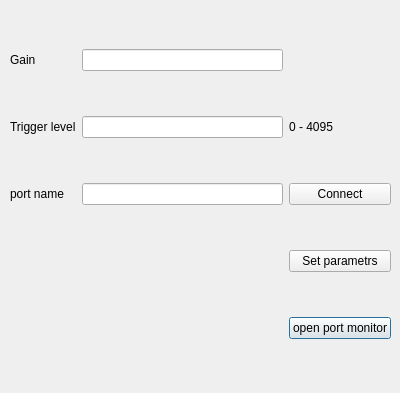
Old version of the form InterfaceOnOyqt5/settingsWindow.ui in the repository mikhail-7975/New_4PI_CYTOMETR.
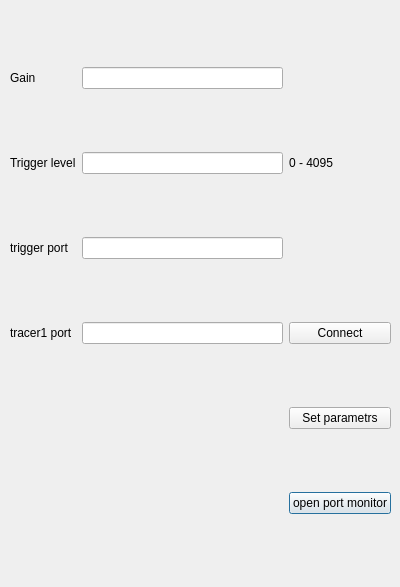
New version of the form.

What changed in the file:
```diff
--- a/InterfaceOnOyqt5/settingsWindow.ui
+++ b/InterfaceOnOyqt5/settingsWindow.ui
@@ -7,7 +7,7 @@
     <x>0</x>
     <y>0</y>
     <width>400</width>
-    <height>393</height>
+    <height>587</height>
    </rect>
   </property>
   <property name="windowTitle">
@@ -19,31 +19,34 @@
      <x>10</x>
      <y>10</y>
      <width>381</width>
-     <height>371</height>
+     <height>561</height>
     </rect>
    </property>
    <layout class="QGridLayout" name="gridLayout">
-    <item row="4" column="3">
-     <widget class="QPushButton" name="portMonitorPushButton">
+    <item row="2" column="0">
+     <widget class="QLabel" name="portNameLabel">
       <property name="text">
-       <string>open port monitor</string>
+       <string>trigger port</string>
       </property>
      </widget>
     </item>
-    <item row="3" column="3">
-     <widget class="QPushButton" name="setParamsPushButton">
-      <property name="text">
-       <string>Set parametrs</string>
-      </property>
-     </widget>
+    <item row="2" column="2">
+     <widget class="QLineEdit" name="triggerPortNameLineEdit"/>
     </item>
-    <item row="3" column="2">
+    <item row="5" column="2">
      <widget class="QLabel" name="showStatusLabel">
       <property name="text">
        <string/>
       </property>
      </widget>
     </item>
+    <item row="6" column="3">
+     <widget class="QPushButton" name="portMonitorPushButton">
+      <property name="text">
+       <string>open port monitor</string>
+      </property>
+     </widget>
+    </item>
     <item row="1" column="3">
      <widget class="QLabel" name="label_3">
       <property name="text">
@@ -58,6 +61,19 @@
       </property>
      </widget>
     </item>
+    <item row="5" column="3">
+     <widget class="QPushButton" name="setParamsPushButton">
+      <property name="text">
+       <string>Set parametrs</string>
+      </property>
+     </widget>
+    </item>
+    <item row="1" column="2">
+     <widget class="QLineEdit" name="triggerLowLineEdit"/>
+    </item>
+    <item row="0" column="2">
+     <widget class="QLineEdit" name="GainLineEdit"/>
+    </item>
     <item row="1" column="0">
      <widget class="QLabel" name="triggerLabel">
       <property name="text">
@@ -65,23 +81,17 @@
       </property>
      </widget>
     </item>
-    <item row="0" column="2">
-     <widget class="QLineEdit" name="GainLineEdit"/>
-    </item>
-    <item row="1" column="2">
-     <widget class="QLineEdit" name="triggerLowLineEdit"/>
-    </item>
-    <item row="2" column="2">
-     <widget class="QLineEdit" name="portNameLineEdit"/>
-    </item>
-    <item row="2" column="0">
-     <widget class="QLabel" name="portNameLabel">
+    <item row="3" column="0">
+     <widget class="QLabel" name="label">
       <property name="text">
-       <string>port name</string>
+       <string>tracer1 port</string>
       </property>
      </widget>
     </item>
-    <item row="2" column="3">
+    <item row="3" column="2">
+     <widget class="QLineEdit" name="tracerPortNameLineEdit"/>
+    </item>
+    <item row="3" column="3">
      <widget class="QPushButton" name="connectPushButton">
       <property name="text">
        <string>Connect</string>
```
